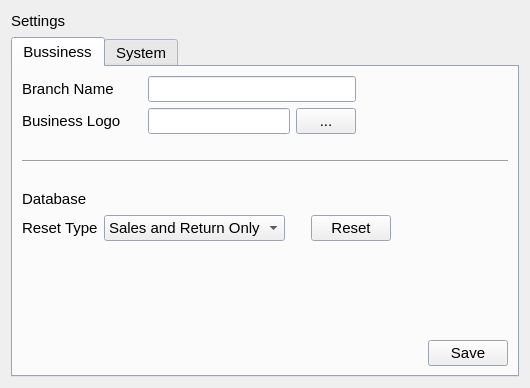
The window that estorecpp/systemsettingswidget.ui (Watti/estorecpp) describes before a commit, drawn with Qt 5.
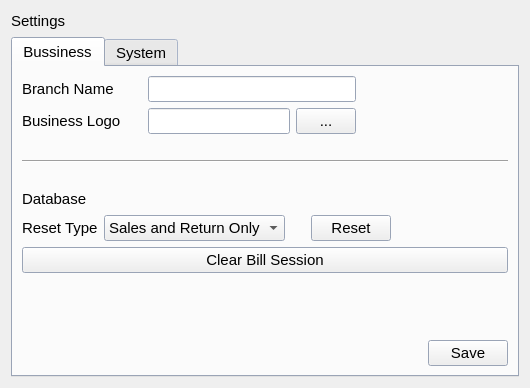
The same window after the commit.

Commit message: Bill Session Clear Support added

```diff
--- a/estorecpp/systemsettingswidget.ui
+++ b/estorecpp/systemsettingswidget.ui
@@ -366,6 +366,13 @@
          </item>
         </layout>
        </item>
+       <item>
+        <widget class="QPushButton" name="clearBillSessionBtn">
+         <property name="text">
+          <string>Clear Bill Session</string>
+         </property>
+        </widget>
+       </item>
        <item>
         <spacer name="verticalSpacer">
          <property name="orientation">
```
The commit also changes 3 other files.
